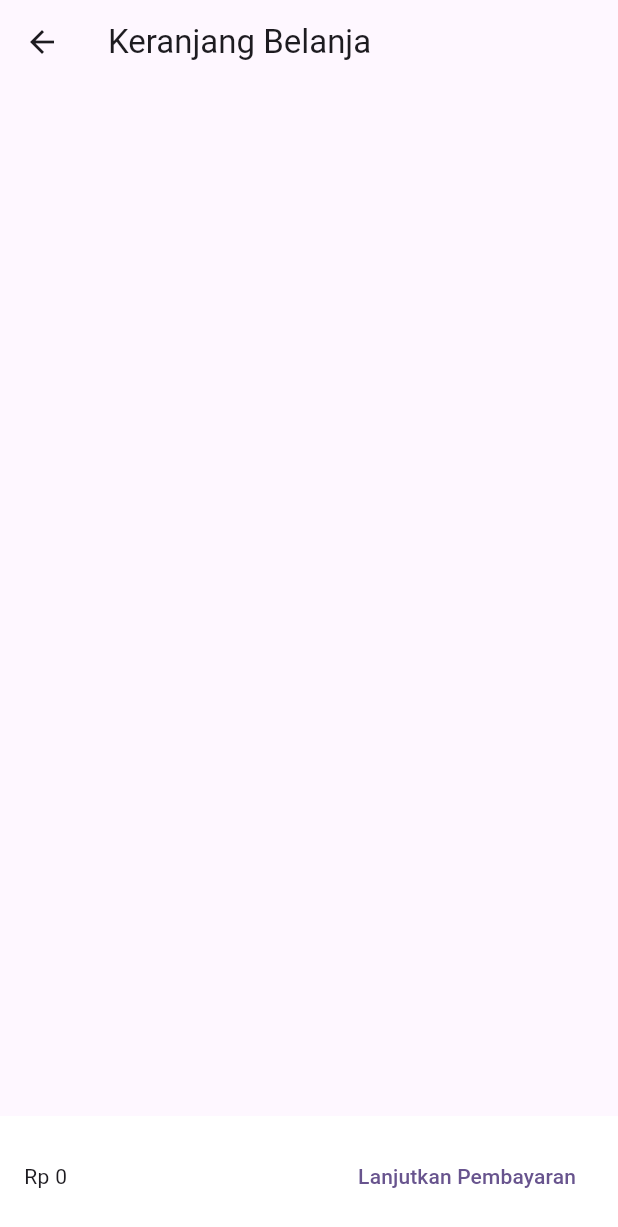
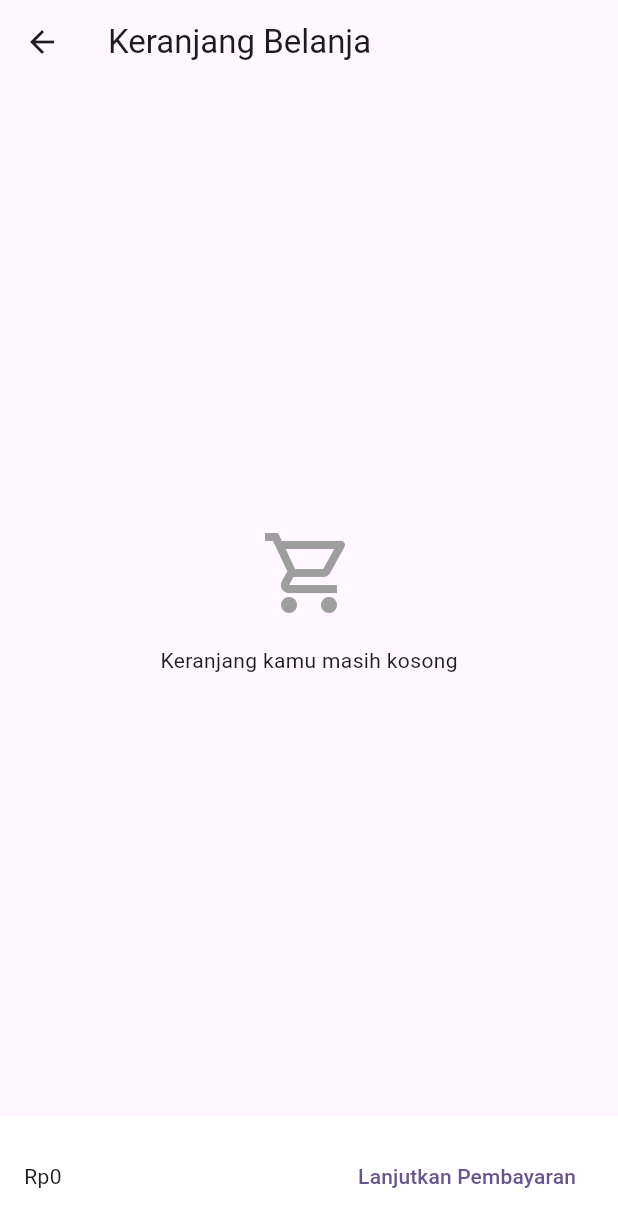
Before and after one commit to IlhamAbdul07/flutter_mart, a Flutter app: the CartScreen screen opened directly, on a phone screen of 412 x 824 dp. Shown: the top 1227 px of the screen. Run offline on Flutter 3.47's test engine with Material 3 defaults, Android fonts, the phone set to English and light mode, and no system bars; network calls fail.

Commit message:
done fase 3 dan poolish tipis

```diff
--- a/lib/screens/cart_screen.dart
+++ b/lib/screens/cart_screen.dart
@@ -1,5 +1,6 @@
 import 'package:flutter/material.dart';
 import 'package:flutter_mart/providers/cart_provider.dart';
+import 'package:flutter_mart/utils/currency_formatter.dart';
 import 'package:provider/provider.dart';
 
 class CartScreen extends StatelessWidget {
@@ -12,17 +13,42 @@ class CartScreen extends StatelessWidget {
 
     return Scaffold(
       appBar: AppBar(title: const Text('Keranjang Belanja')),
-      body: ListView.builder(
+      body: Padding(
+        padding: const EdgeInsets.all(16.0),
+        child: cartProvider.cart.isEmpty
+            ? const Center(
+                child: Column(
+                  mainAxisAlignment: MainAxisAlignment.center,
+                  children: [
+                    Icon(
+                      Icons.shopping_cart_outlined,
+                      size: 64,
+                      color: Colors.grey,
+                    ),
+                    SizedBox(height: 16),
+                    Text('Keranjang kamu masih kosong'),
+                  ],
+                ),
+              )
+            : ListView.builder(
                 itemCount: item.length,
                 itemBuilder: (context, index) {
                   return Column(
                     children: [
                       ListTile(
-                // leading: Image.network(src),
+                        leading: Image.network(
+                          item[index].productType.imageUrl,
+                          width: 60,
+                          height: 60,
+                          fit: BoxFit.cover,
+                        ),
                         title: Text(
                           '${item[index].productType.name} x ${item[index].quantity}',
                         ),
-                subtitle: Text('Rp ${item[index].subtotal.toStringAsFixed(0)}'),
+                        subtitle: Text(
+                          // 'Rp ${item[index].subtotal.toStringAsFixed(0)}',
+                          formatRupiah(item[index].subtotal),
+                        ),
                         trailing: IconButton(
                           onPressed: () {
                             context.read<CartProvider>().removeItem(
@@ -37,13 +63,14 @@ class CartScreen extends StatelessWidget {
                   );
                 },
               ),
+      ),
       bottomNavigationBar: Container(
         padding: EdgeInsets.all(16),
         color: Colors.white,
         child: Row(
           mainAxisAlignment: MainAxisAlignment.spaceBetween,
           children: [
-            Text('Rp ${cartProvider.totalPrice.toStringAsFixed(0)}'),
+            Text(formatRupiah(cartProvider.totalPrice)),
             TextButton(
               onPressed: () {},
               child: const Text('Lanjutkan Pembayaran'),
--- /dev/null
+++ b/lib/utils/currency_formatter.dart
@@ -0,0 +1,10 @@
+import 'package:intl/intl.dart';
+
+String formatRupiah(double amount) {
+  final formatter = NumberFormat.currency(
+    locale: 'id_ID',
+    symbol: 'Rp',
+    decimalDigits: 0,
+  );
+  return formatter.format(amount);
+}
--- a/pubspec.yaml
+++ b/pubspec.yaml
@@ -35,6 +35,7 @@ dependencies:
   # Use with the CupertinoIcons class for iOS style icons.
   cupertino_icons: ^1.0.8
   provider: ^6.1.5+1
+  intl: ^0.19.0
 
 dev_dependencies:
   flutter_test:
```
Also changed, not shown: lib/screens/detail_screen.dart (+54 -14 lines), lib/widgets/product_card.dart (+7 -3 lines), pubspec.lock. Lines whose indentation alone changed are shown as unchanged.
